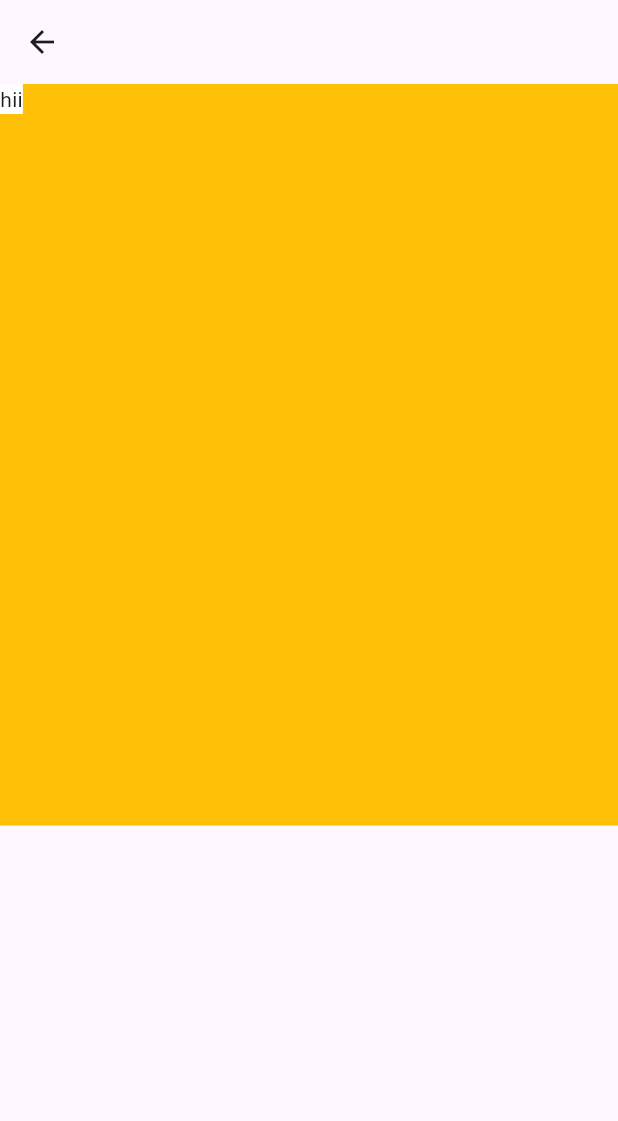
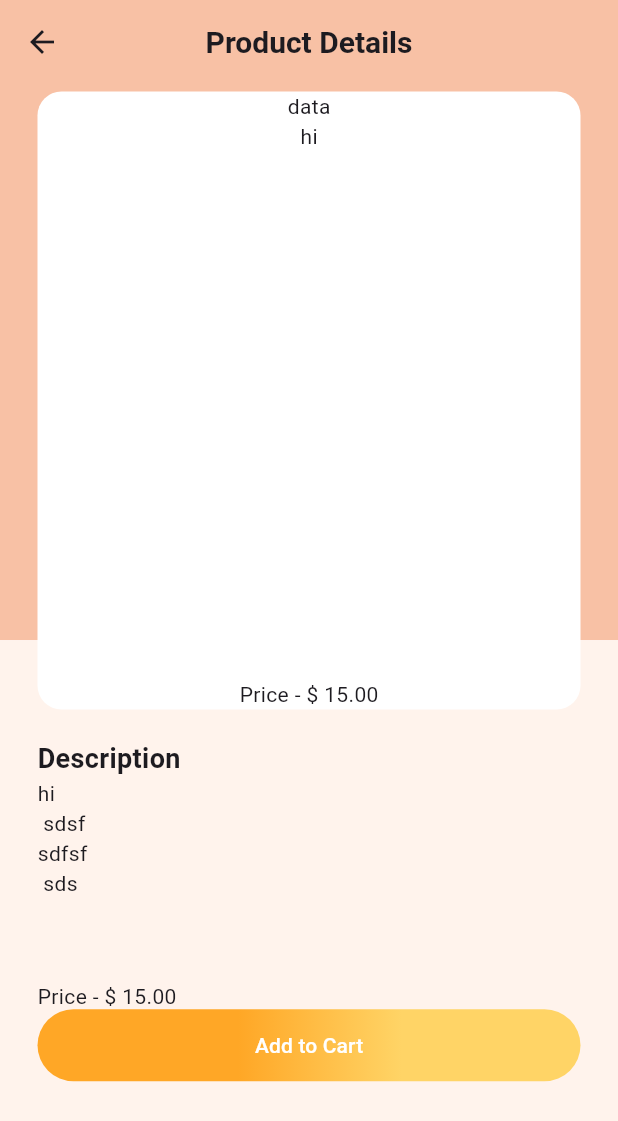
Before and after one commit to NishalyaPethiyagoda/sample_ecommerce_app, a Flutter app: the ProductDetailScreen screen opened directly, on a phone screen of 412 x 824 dp. Shown: the top 1121 px of the screen. Run offline on Flutter 3.47's test engine with Material 3 defaults, Android fonts, the phone set to English and light mode, and no system bars.

Commit message:
product detail screen build

```diff
--- a/lib/screens/product_detail/view/product_detail_screen.dart
+++ b/lib/screens/product_detail/view/product_detail_screen.dart
@@ -1,4 +1,6 @@
 import 'package:flutter/material.dart';
+import 'package:sample_ecommerce_app/network/http_methods.dart';
+import 'package:sample_ecommerce_app/widgets/bottom_button.dart';
 
 class ProductDetailScreen extends StatefulWidget {
   const ProductDetailScreen({super.key});
@@ -8,33 +10,100 @@ class ProductDetailScreen extends StatefulWidget {
 }
 
 class _ProductDetailScreenState extends State<ProductDetailScreen> {
+  final HttpMethods _httpMethods = HttpMethods();
+
+
   @override
   Widget build(BuildContext context) {
 
     double screenHeight = MediaQuery.of(context).size.height;
+    final response = _httpMethods.commonApiGet();
 
     return Scaffold(
       appBar: AppBar(
-
+        backgroundColor: Color(0xFFF8C1A5),
+        centerTitle: true,
+        title: Text(
+          "Product Details",
+          style: TextStyle(fontSize: 20, fontWeight: FontWeight.w700),
+          ),
+        // actions: [
+        //   IconButton(
+        //   onPressed: (){
+        //     // expandSearch = true;
+        //   },
+        //   icon: Icon(Icons.search)
+        // ),]
       ),
       body: SafeArea(
         child: Stack(
           children: [
+            Column(
+              children: [
                 Container(
-             color: Colors.amber,
-             height: screenHeight * 0.6,
+                  height: screenHeight * 0.45,
+                  color: const Color(0xFFF8C1A5),
                 ),
                 Expanded(
                   child: Container(
+                    color: const Color(0xFFFFF3EC),
+                  ),
+                ),
+              ],
+            ),
+            Positioned(
+              top: 5,
+              left: 25,
+              right: 25,
+              child: Container(
+                decoration: BoxDecoration(
                   color: Colors.white,
-                child: Text("hii"),
+                  borderRadius: BorderRadius.circular(16.0),
                 ),
-
+                height: screenHeight * 0.5,
+                child: Column(
+                  children: [
+                    Text("data"),
+                    Expanded(
+                      child: Text("hi")
                     ),
-
+                    Text("Price - \$ 15.00"),
                   ],
-        )
+                ),
+              ),
+            ),
+            Positioned(
+              top: 5 + screenHeight * 0.5 + 20,
+              left: 25,
+              right: 25,
+              child: Container(
+                decoration: BoxDecoration(
+                  // color: Colors.white,
+                  borderRadius: BorderRadius.circular(16.0),
+                ),
+                height: screenHeight * 0.22,
+                child: Column(
+                  crossAxisAlignment: CrossAxisAlignment.start,
+                  children: [
+                    const Text("Description", style: TextStyle(fontSize: 18, fontWeight: FontWeight.w700)),
+                    Expanded(
+                      child: Text("hi \n sdsf\nsdfsf \n sds", overflow: TextOverflow.ellipsis, maxLines: 4,)
+                    ),
+                    Text("Price - \$ 15.00"),
+                  ],
+                ),
+              ),
+            ),
+            Positioned(
+              top: 5 + screenHeight * 0.5 +  screenHeight * 0.2 + 35,
+              left: 25,
+              right: 25,
+              child: AnimatedGradientButton(buttonText: "Add to Cart",)
+            ),
+          ],
+        ),
       ),
     );
+
   }
 }
--- /dev/null
+++ b/lib/widgets/bottom_button.dart
@@ -0,0 +1,69 @@
+import 'package:flutter/material.dart';
+
+class AnimatedGradientButton extends StatefulWidget {
+  final String buttonText;
+  const AnimatedGradientButton({super.key, required this.buttonText});
+
+  @override
+  _AnimatedGradientButtonState createState() => _AnimatedGradientButtonState();
+}
+
+class _AnimatedGradientButtonState extends State<AnimatedGradientButton> with SingleTickerProviderStateMixin {
+  late AnimationController _controller;
+
+  @override
+  void initState() {
+    super.initState();
+    _controller = AnimationController(
+      vsync: this,
+      duration: const Duration(seconds: 1, milliseconds: 350),
+    )..addStatusListener((status) {
+        if (status == AnimationStatus.completed) {
+          _controller.repeat(); // Restart the animation to create a continuous flow
+        }
+      });
+
+    _controller.forward(); // Start the animation
+  }
+
+  @override
+  void dispose() {
+    _controller.dispose();
+    super.dispose();
+  }
+
+  @override
+  Widget build(BuildContext context) {
+    return AnimatedBuilder(
+      animation: _controller,
+      builder: (context, child) {
+        return Container(
+          decoration: BoxDecoration(
+            gradient: LinearGradient(
+              colors: const [
+                 Color(0xFFFFA726),
+                 Color(0xFFFFD466),
+              ],
+              stops: [
+                _controller.value,
+                _controller.value + 0.2 < 1.0
+                  ? _controller.value + 0.3
+                  : 1.0,
+              ],
+              begin: Alignment.centerLeft,
+              end: Alignment.centerRight,
+            ),
+            borderRadius: BorderRadius.circular(25),
+          ),
+          child: TextButton(
+            onPressed: () {},
+            child: Text(
+              widget.buttonText,
+              style: TextStyle(color: Colors.white),
+            ),
+          ),
+        );
+      },
+    );
+  }
+}
```
Lines whose indentation alone changed are shown as unchanged.
